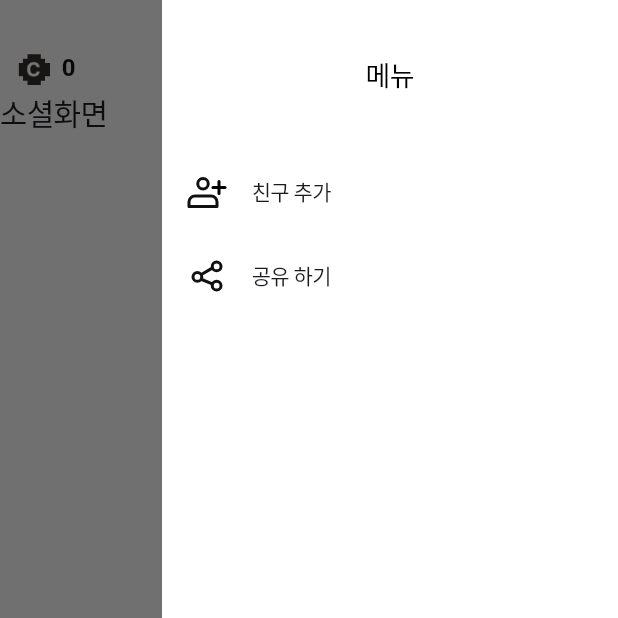
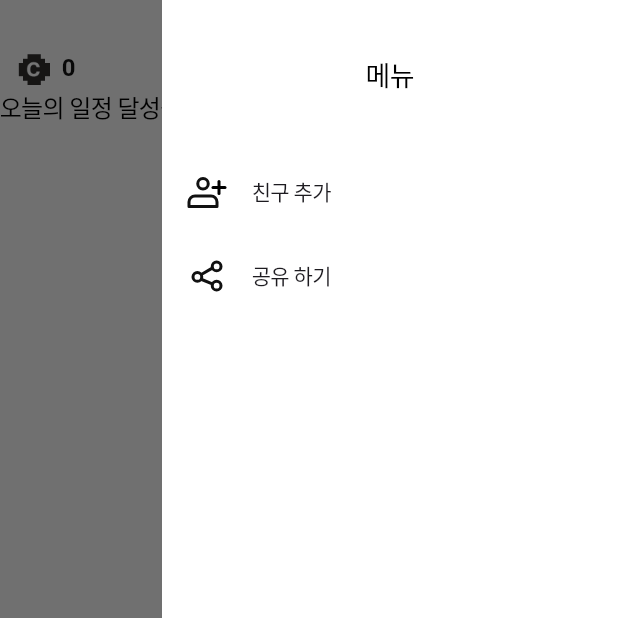
Before and after one commit to itsTimePlanear/planear, a Flutter app: the MainScreen screen opened directly, item 4 of the bottom bar chosen, with the side drawer open, on a phone screen of 412 x 824 dp, the top half of it. Run offline on Flutter 3.47's test engine with Material 3 defaults, Android fonts, the phone set to English and light mode, and no system bars; our stand-ins replace carousel_slider, flutter_riverpod, flutter_secure_storage, flutter_svg, flutter_svg_provider, gap and 4 more; accounts and stored records are empty; network calls fail; Roboto replaces fonts that are missing (Pretendard, PretendardRegular, PretendardSemi).

Commit message:
소셜 화면 생성

```diff
--- a/lib/screen/main_screen/main_screen.dart
+++ b/lib/screen/main_screen/main_screen.dart
@@ -7,6 +7,7 @@ import 'package:planear/screen/avatar_screen/main_avatar_screen.dart';
 import 'package:planear/screen/calendar_screen/calendar_screen_modal_bottom_sheet.dart';
 import 'package:planear/screen/calendar_screen/main_calendar_screen.dart';
 import 'package:planear/screen/social_screen/custom_drawer.dart';
+import 'package:planear/screen/social_screen/social_screen.dart';
 import 'package:planear/theme/assets.dart';
 import 'package:planear/theme/font_styles.dart';
 import 'package:planear/viewmodel/coin_view_model.dart';
@@ -42,7 +43,7 @@ class _MainScreenState extends ConsumerState<MainScreen> {
       const MainCalendarScreen(),
       const AvatarPage(),
       const ItemScreen(),
-      const Text("소셜화면", style: FontStyles.Headline),
+      const SocialScreen(),
     ];
     final scheduleState = ref.watch(scheduleModalNotifierProvider);
     return PopScope(
--- /dev/null
+++ b/lib/screen/social_screen/social_screen.dart
@@ -0,0 +1,26 @@
+import 'package:flutter/material.dart';
+import 'package:flutter/src/widgets/framework.dart';
+import 'package:hooks_riverpod/hooks_riverpod.dart';
+import 'package:planear/theme/font_styles.dart';
+
+class SocialScreen extends ConsumerStatefulWidget{
+
+  const SocialScreen({super.key});
+
+  @override
+  ConsumerState<ConsumerStatefulWidget> createState() =>
+  _SocialScreenState();
+}
+
+class _SocialScreenState extends ConsumerState<SocialScreen>{
+  @override
+  Widget build(BuildContext ) {
+    return SingleChildScrollView(
+      child: Column(children: [
+        Text("오늘의 일정 달성률", style: FontStyles.Schedule.copyWith(color: Colors.black),)
+      ],)
+      );
+
+  }
+
+}
```
